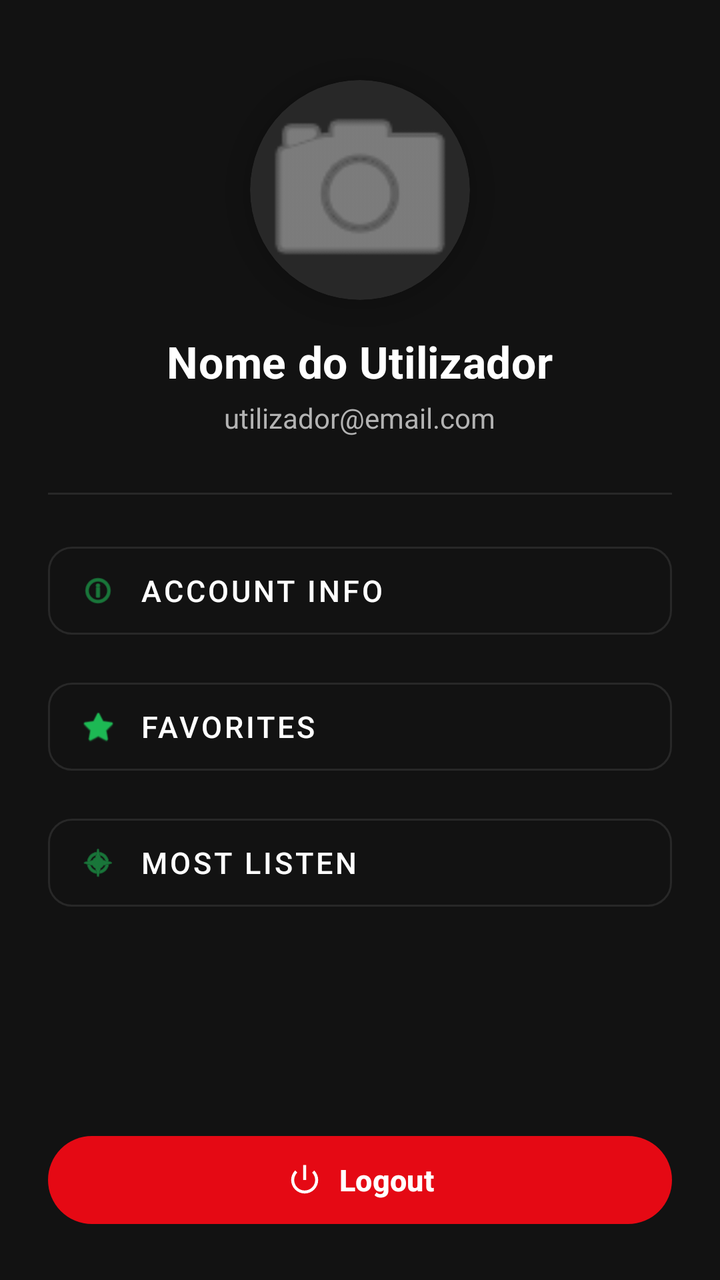
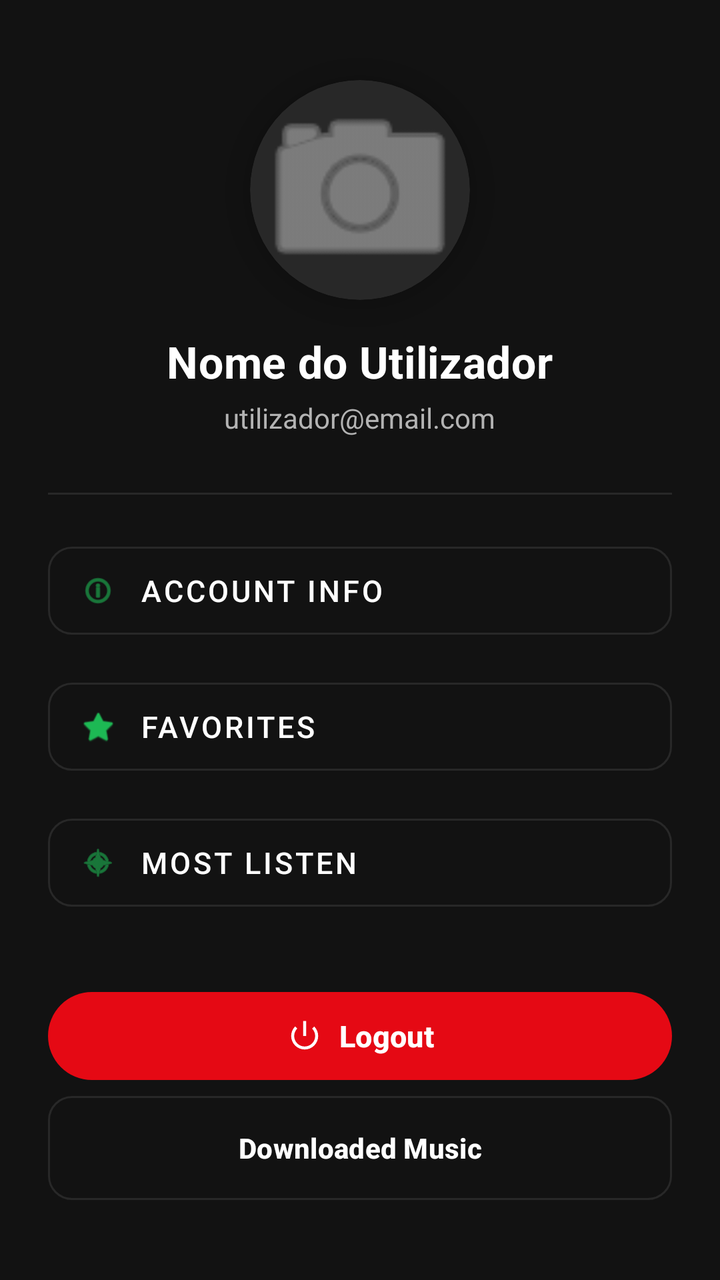

Screens rendered from an Android XML layout before and after an edit, with the pre-edit source and the edit as a unified diff.
<!-- AndroidManifest.xml: application theme Theme.DSSMV_ProjectDroid_1230628_1222027 -->
<!-- res/layout/activity_settings.xml -->
<?xml version="1.0" encoding="utf-8"?>
<LinearLayout xmlns:android="http://schemas.android.com/apk/res/android"
              xmlns:app="http://schemas.android.com/apk/res-auto"
              android:id="@+id/main_settings"
              android:layout_width="match_parent"
              android:layout_height="match_parent"
              android:background="#121212"
              android:gravity="center_horizontal"
              android:orientation="vertical"
              android:padding="24dp">

    <androidx.cardview.widget.CardView
            android:layout_width="110dp"
            android:layout_height="110dp"
            android:layout_marginTop="16dp"
            app:cardBackgroundColor="#282828"
            app:cardCornerRadius="55dp"
            app:cardElevation="6dp">

        <ImageView
                android:id="@+id/imgProfilePicture"
                android:layout_width="match_parent"
                android:layout_height="match_parent"
                android:contentDescription="Foto de Perfil"
                android:scaleType="centerCrop"
                android:src="@android:drawable/ic_menu_camera"
                app:tint="#B3B3B3" />
    </androidx.cardview.widget.CardView>

    <TextView
            android:id="@+id/txtUserName"
            android:layout_width="wrap_content"
            android:layout_height="wrap_content"
            android:layout_marginTop="16dp"
            android:letterSpacing="0.01"
            android:text="Nome do Utilizador"
            android:textColor="#FFFFFF"
            android:textSize="22sp"
            android:textStyle="bold" />

    <TextView
            android:id="@+id/txtUserEmail"
            android:layout_width="wrap_content"
            android:layout_height="wrap_content"
            android:layout_marginTop="4dp"
            android:text="utilizador@email.com"
            android:textColor="#B3B3B3"
            android:textSize="14sp" />

    <View
            android:layout_width="match_parent"
            android:layout_height="1dp"
            android:layout_marginTop="28dp"
            android:layout_marginBottom="20dp"
            android:background="#282828" />

    <com.google.android.material.button.MaterialButton
            android:id="@+id/btnAccountInfo"
            style="@style/Widget.MaterialComponents.Button.OutlinedButton"
            android:layout_width="match_parent"
            android:layout_height="56dp"
            android:layout_marginBottom="12dp"
            android:text="Account info"
            android:textAlignment="viewStart"
            android:textColor="#FFFFFF"
            android:textSize="15sp"
            app:cornerRadius="12dp"
            app:icon="@android:drawable/ic_menu_info_details"
            app:iconGravity="textStart"
            app:iconPadding="12dp"
            app:iconTint="#1DB954"
            app:strokeColor="#282828"
            app:strokeWidth="1dp" />

    <com.google.android.material.button.MaterialButton
            android:id="@+id/btnFavoriteSongs"
            style="@style/Widget.MaterialComponents.Button.OutlinedButton"
            android:layout_width="match_parent"
            android:layout_height="56dp"
            android:layout_marginBottom="12dp"
            android:text="Favorites"
            android:textAlignment="viewStart"
            android:textColor="#FFFFFF"
            android:textSize="15sp"
            app:cornerRadius="12dp"
            app:icon="@android:drawable/btn_star"
            app:iconGravity="textStart"
            app:iconPadding="12dp"
            app:iconTint="#1DB954"
            app:strokeColor="#282828"
            app:strokeWidth="1dp" />

    <com.google.android.material.button.MaterialButton
            android:id="@+id/btnTopArtist"
            style="@style/Widget.MaterialComponents.Button.OutlinedButton"
            android:layout_width="match_parent"
            android:layout_height="56dp"
            android:layout_marginBottom="12dp"
            android:text="Most Listen"
            android:textAlignment="viewStart"
            android:textColor="#FFFFFF"
            android:textSize="15sp"
            app:cornerRadius="12dp"
            app:icon="@android:drawable/ic_menu_compass"
            app:iconGravity="textStart"
            app:iconPadding="12dp"
            app:iconTint="#1DB954"
            app:strokeColor="#282828"
            app:strokeWidth="1dp" />

    <View
            android:layout_width="match_parent"
            android:layout_height="0dp"
            android:layout_weight="1" />

    <com.google.android.material.button.MaterialButton
            android:id="@+id/btnLogout"
            android:layout_width="match_parent"
            android:layout_height="52dp"
            android:text="Logout"
            android:textColor="#FFFFFF"
            android:textSize="15sp"
            android:textStyle="bold"
            app:backgroundTint="#E50914"
            app:cornerRadius="26dp"
            app:icon="@android:drawable/ic_lock_power_off"
            app:iconGravity="textStart"
            app:iconPadding="8dp"
            app:iconTint="#FFFFFF" />

</LinearLayout>
<!-- resources referenced by this layout -->
<resources>
  <style name="Theme.DSSMV_ProjectDroid_1230628_1222027" parent="Base.Theme.DSSMV_ProjectDroid_1230628_1222027" />
  <style name="Base.Theme.DSSMV_ProjectDroid_1230628_1222027" parent="Theme.Material3.DayNight.NoActionBar">
          
          
      </style>
</resources>

<!-- the commit's change to res/layout/activity_settings.xml (unified diff, before → after) -->
@@ -128,4 +128,16 @@
             app:iconPadding="8dp"
             app:iconTint="#FFFFFF" />
 
+    <com.google.android.material.button.MaterialButton
+            android:id="@+id/btnDownloadedMusic"
+            style="?attr/materialButtonOutlinedStyle"
+            android:layout_width="match_parent"
+            android:layout_height="60dp"
+            android:layout_marginBottom="12dp"
+            android:text="Downloaded Music"
+            android:textColor="#FFFFFF"
+            android:textStyle="bold"
+            app:cornerRadius="12dp"
+            app:strokeColor="#282828" />
+
 </LinearLayout>
